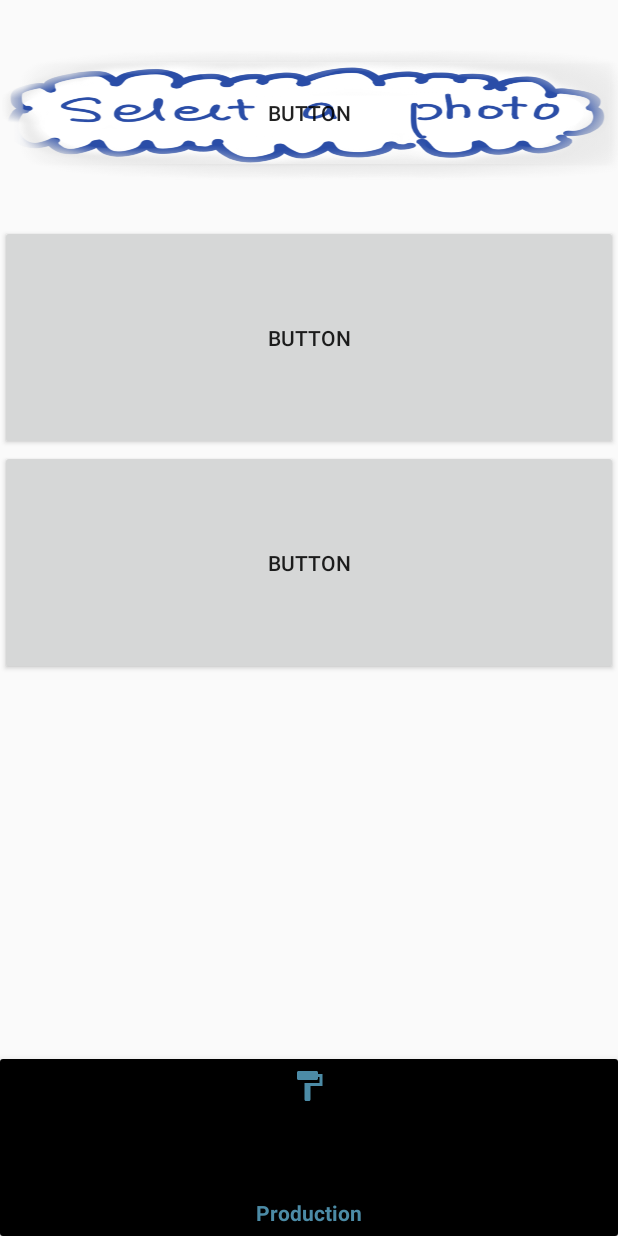
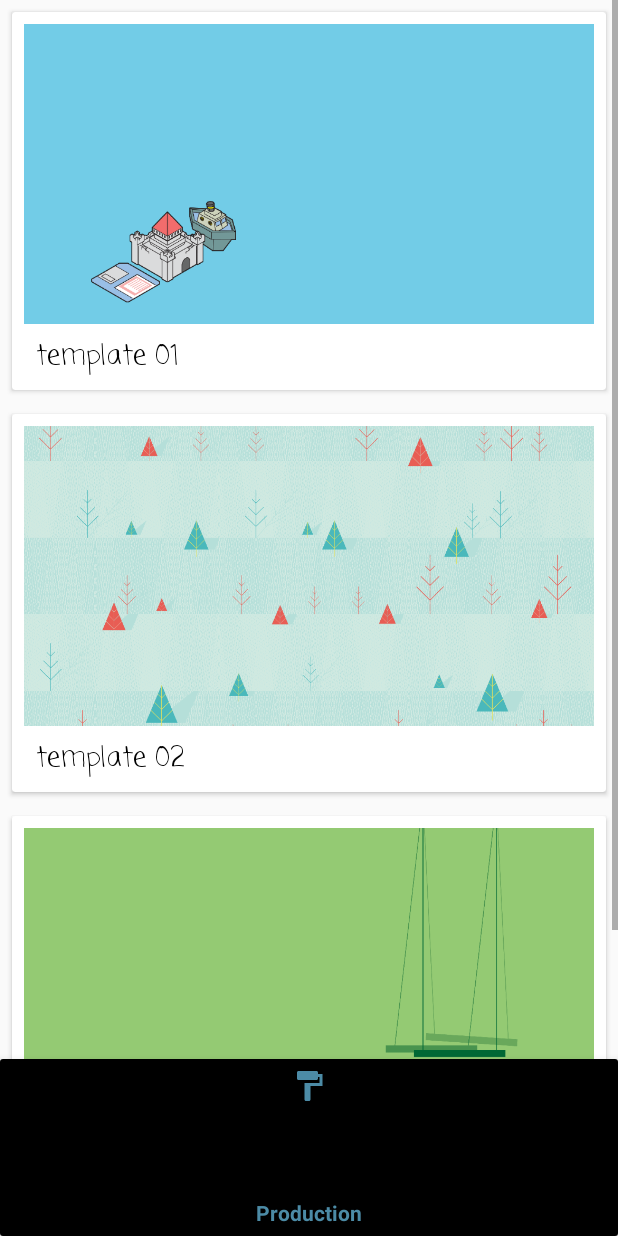
Before and after one commit to feitong530/seemycourse, an Android app: the screen it shows after launch (MainActivity), item 2 of the bottom bar chosen, on a phone screen of 412 x 824 dp. Run offline under Robolectric (Android 15) with nearby library versions, the phone set to English and light mode, and no system bars; our stand-ins replace ButterKnife; libraries missing offline, so code that uses them is left out: com.google.firebase.ml, com.theartofdev.edmodo.

Commit message:
:sparkles: production!

```diff
--- a/app/src/main/java/hk/hku/cs/seemycourse/ProductionFragment.java
+++ b/app/src/main/java/hk/hku/cs/seemycourse/ProductionFragment.java
@@ -1,53 +1,119 @@
 package hk.hku.cs.seemycourse;
 
+import android.content.Context;
 import android.os.Bundle;
 import android.support.annotation.NonNull;
 import android.support.annotation.Nullable;
 import android.support.v4.app.Fragment;
+import android.support.v7.widget.LinearLayoutManager;
+import android.support.v7.widget.RecyclerView;
+import android.support.v7.widget.StaggeredGridLayoutManager;
 import android.view.LayoutInflater;
 import android.view.View;
 import android.view.ViewGroup;
 import android.widget.ImageView;
 import android.widget.TextView;
 
+import java.util.ArrayList;
+import java.util.Arrays;
+
+import butterknife.BindView;
+import butterknife.ButterKnife;
+
 public class ProductionFragment extends Fragment {
 
+    @BindView(R.id.recyclerView) RecyclerView recyclerView;
 
-        @Nullable
-        @Override
-        public View onCreateView(@NonNull LayoutInflater inflater, @Nullable ViewGroup container, @Nullable Bundle savedInstanceState) {
-            View view = inflater.inflate(R.layout.frag_production , container, false);
-//            initLayout(view);
-            return view;
+    @Nullable
+    @Override
+    public View onCreateView(@NonNull LayoutInflater inflater, @Nullable ViewGroup container, @Nullable Bundle savedInstanceState) {
+        View view = inflater.inflate(R.layout.frag_production , container, false);
+        ButterKnife.bind(this, view);
+        init();
+        return view;
+    }
+
+    private void init() {
+//        recyclerView.setLayoutManager(new StaggeredGridLayoutManager(2,
+//                StaggeredGridLayoutManager.VERTICAL));
+        recyclerView.setLayoutManager(new LinearLayoutManager(getContext()));
+        TemplateAdapter adapter = new TemplateAdapter(getContext());
+        adapter.addItems(
+                new TemplateItem(R.mipmap.template_01, "template 01"),
+                new TemplateItem(R.mipmap.template_02, "template 02"),
+                new TemplateItem(R.mipmap.template_03, "template 03"),
+                new TemplateItem(R.mipmap.template_04, "template 04"),
+                new TemplateItem(R.mipmap.template_05, "template 05"),
+                new TemplateItem(R.mipmap.template_06, "template 06")
+        );
+        recyclerView.setAdapter(adapter);
+    }
+
+    public class TemplateItem {
+        private int imageId;
+        private String intro;
+
+        public TemplateItem(int imageId, String intro) {
+            this.imageId = imageId;
+            this.intro = intro;
         }
 
-        private void initLayout(View v) {
-//            ImageView a = v.findViewById(R.id.imageView3);
-//            a.setImageResource(R.drawable.wjw);
-//
-//            ImageView b = v.findViewById(R.id.imageView2);
-//            b.setImageResource(R.drawable.wjw);
-//
-////            ImageView c = v.findViewById(R.id.imageView3);
-////            c.setImageResource(R.drawable.wjw);
-////
-//            ImageView d = v.findViewById(R.id.imageView4);
-//            d.setImageResource(R.drawable.wjw);
-////
-//            ImageView e = v.findViewById(R.id.imageView5);
-//            e.setImageResource(R.drawable.wjw);
-////
-//            ImageView f = v.findViewById(R.id.imageView6);
-//            f.setImageResource(R.drawable.wjw);
-////
-//            ImageView g = v.findViewById(R.id.imageView7);
-//            g.setImageResource(R.drawable.wjw);
-////
-//            ImageView h = v.findViewById(R.id.imageView8);
-//            h.setImageResource(R.drawable.wjw);
+        public int getImageId() {
+            return imageId;
+        }
+
+        public String getIntro() {
+            return intro;
+        }
+    }
+
+    public class TemplateAdapter extends RecyclerView.Adapter<TemplateAdapter.TemplateItemView> {
+        private ArrayList<TemplateItem> list;
+        private Context ctx;
+
+        public TemplateAdapter(Context ctx) {
+            this.ctx = ctx;
+            list = new ArrayList<>();
+        }
+
+        public void addItems(TemplateItem... items) {
+            list.addAll(Arrays.asList(items));
+        }
+
+        @NonNull
+        @Override
+        public TemplateItemView onCreateViewHolder(@NonNull ViewGroup viewGroup, int i) {
+            return new TemplateItemView(
+                    LayoutInflater.from(ctx)
+                            .inflate(R.layout.item_template, viewGroup, false)
+            );
+        }
+
+        @Override
+        public void onBindViewHolder(@NonNull TemplateItemView templateItemView, int i) {
+            templateItemView.iv.setImageResource(list.get(i).getImageId());
+            templateItemView.tv.setText(list.get(i).getIntro());
+        }
+
+        @Override
+        public int getItemCount() {
+            return list.size();
+        }
 
 
+        /**
+         * View Holder of Template RecycleView
+         */
+        class TemplateItemView extends RecyclerView.ViewHolder {
+            @BindView(R.id.tv) TextView tv;
+            @BindView(R.id.iv) ImageView iv;
 
+            public TemplateItemView(View v) {
+                super(v);
+                ButterKnife.bind(this, v);
+            }
         }
 
+    }
+
 }
--- a/app/src/main/java/hk/hku/cs/seemycourse/RecognizeFragment.java
+++ b/app/src/main/java/hk/hku/cs/seemycourse/RecognizeFragment.java
@@ -114,6 +114,7 @@ public class RecognizeFragment extends Fragment {
      */
     @OnClick(R.id.btn_recognize)
     public void recognizeImage() {
+        if (imageUri == null) return;
         Util.recognizeText(ctx, imageUri, new Util.Callback<FirebaseVisionText>() {
             @Override
             public void onSuccess(FirebaseVisionText result) {
--- a/app/src/main/res/drawable/btn_beau.xml
+++ b/app/src/main/res/drawable/btn_beau.xml
@@ -1,5 +1,4 @@
-<selector xmlns:android="http://schemas.android.com/apk/res/android"
-    >
+<selector xmlns:android="http://schemas.android.com/apk/res/android">
     <item android:state_pressed="true" android:drawable="@drawable/cloud"/>
     <item android:state_focused="true" android:drawable="@drawable/cloud"/>
     <item android:drawable="@drawable/cloud1"/>
--- /dev/null
+++ b/app/src/main/res/drawable/btn_pressed.xml
@@ -0,0 +1,8 @@
+<?xml version="1.0" encoding="utf-8"?>
+<shape xmlns:android="http://schemas.android.com/apk/res/android"
+    android:shape="rectangle">
+    <!-- 填充的颜色 -->
+    <solid android:color="#daeaf1" />
+    <!--边框的宽度及颜色-->
+    <stroke android:width="5px" android:color="#4c8ba6" />
+</shape>
--- /dev/null
+++ b/app/src/main/res/drawable/btn_state.xml
@@ -0,0 +1,6 @@
+<?xml version="1.0" encoding="utf-8"?>
+<selector xmlns:android="http://schemas.android.com/apk/res/android">
+    <item android:state_pressed="true" android:drawable="@drawable/btn_pressed"/>
+    <item android:state_focused="true" android:drawable="@drawable/btn_pressed"/>
+    <item android:drawable="@drawable/btn_normal"/>
+</selector>
--- a/app/src/main/res/layout/frag_production.xml
+++ b/app/src/main/res/layout/frag_production.xml
@@ -1,63 +1,19 @@
 <?xml version="1.0" encoding="utf-8"?>
-<android.support.constraint.ConstraintLayout
+<ScrollView
     xmlns:android="http://schemas.android.com/apk/res/android"
     xmlns:app="http://schemas.android.com/apk/res-auto"
     xmlns:tools="http://schemas.android.com/tools"
     android:layout_width="match_parent"
-    android:layout_height="match_parent">
-
-    <ScrollView
-        android:layout_width="match_parent"
     android:layout_height="wrap_content">
-
-
-    <!--<TextView-->
-        <!--android:id="@+id/textView2"-->
-        <!--android:layout_width="wrap_content"-->
-        <!--android:layout_height="wrap_content"-->
-        <!--android:layout_marginStart="8dp"-->
-        <!--android:layout_marginEnd="8dp"-->
-        <!--android:layout_marginBottom="8dp"-->
-        <!--android:fontFamily="casual"-->
-        <!--android:text="Select your favourite style~"-->
-        <!--android:textSize="18sp"-->
-        <!--android:textStyle="bold"-->
-        <!--app:layout_constraintBottom_toBottomOf="parent"-->
-        <!--app:layout_constraintEnd_toEndOf="parent"-->
-        <!--app:layout_constraintHorizontal_bias="0.504"-->
-        <!--app:layout_constraintStart_toStartOf="parent" />-->
     <LinearLayout
         android:layout_width="match_parent"
         android:layout_height="wrap_content"
         android:orientation="vertical">
 
-            <Button
-                android:id="@+id/button6"
+        <android.support.v7.widget.RecyclerView
+            android:id="@+id/recyclerView"
             android:layout_width="match_parent"
-                android:layout_height="150dp"
-                android:text="Button"
-                android:background="@drawable/btn_beau"
-                tools:layout_editor_absoluteX="0dp"
-                tools:layout_editor_absoluteY="48dp" />
+            android:layout_height="wrap_content"/>
 
-            <Button
-                android:id="@+id/button7"
-                android:layout_width="match_parent"
-                android:layout_height="150dp"
-                android:text="Button"
-                tools:layout_editor_absoluteX="0dp"
-                tools:layout_editor_absoluteY="48dp" />
-
-            <Button
-                android:id="@+id/button5"
-                android:layout_width="match_parent"
-                android:layout_height="150dp"
-
-                android:text="Button"
-                tools:layout_editor_absoluteX="95dp"
-                tools:layout_editor_absoluteY="186dp" />
     </LinearLayout>
 </ScrollView>
-
-
-</android.support.constraint.ConstraintLayout>
--- a/app/src/main/res/layout/frag_recognition.xml
+++ b/app/src/main/res/layout/frag_recognition.xml
@@ -15,7 +15,7 @@
             android:layout_width="150dp"
             android:layout_height="wrap_content"
             android:layout_marginTop="16dp"
-            android:background="@drawable/styled_btn"
+            android:background="@drawable/btn_state"
             android:fontFamily="casual"
             android:text="SELECT A PHOTO"
             android:textAllCaps="false"
@@ -31,7 +31,7 @@
             android:layout_width="150dp"
             android:layout_height="wrap_content"
             android:layout_marginTop="20dp"
-            android:background="@drawable/styled_btn"
+            android:background="@drawable/btn_state"
             android:fontFamily="casual"
             android:text="take a photo"
             android:textColor="@color/shenlanzi"
@@ -81,7 +81,7 @@
                 android:layout_marginLeft="80dp"
                 android:layout_marginTop="32dp"
                 android:layout_marginRight="80dp"
-                android:background="@drawable/styled_btn"
+                android:background="@drawable/btn_state"
                 android:fontFamily="casual"
                 android:text="Start Recognize"
                 android:textColor="@color/shenlanzi"
--- /dev/null
+++ b/app/src/main/res/layout/item_template.xml
@@ -0,0 +1,33 @@
+<?xml version="1.0" encoding="utf-8"?>
+<android.support.v7.widget.CardView
+    xmlns:android="http://schemas.android.com/apk/res/android"
+    android:layout_height="wrap_content"
+    android:layout_width="match_parent"
+    android:layout_margin="8dp"
+    android:elevation="3dp">
+    <LinearLayout
+        android:orientation="vertical"
+        android:layout_width="match_parent"
+        android:layout_height="match_parent"
+        android:padding="8dp">
+
+        <ImageView
+            android:id="@+id/iv"
+            android:scaleType="centerCrop"
+            android:layout_width="match_parent"
+            android:layout_height="200dp"
+            android:contentDescription="@string/image_description" />
+
+        <TextView
+            android:id="@+id/tv"
+            android:layout_marginTop="8dp"
+            android:layout_marginLeft="8dp"
+            android:layout_marginRight="8dp"
+            android:textColor="@android:color/black"
+            android:textSize="18sp"
+            android:fontFamily="casual"
+            android:layout_width="wrap_content"
+            android:layout_height="wrap_content" />
+
+    </LinearLayout>
+</android.support.v7.widget.CardView>
```
Also changed, not shown: app/src/main/res/drawable/btn_normal.xml (renamed from app/src/main/res/drawable/styled_btn.xml), app/src/main/res/layout/item_history.xml (line endings or trailing spaces), app/src/main/res/mipmap-xxxhdpi/template_01.png (added), app/src/main/res/mipmap-xxxhdpi/template_02.png (added), app/src/main/res/mipmap-xxxhdpi/template_03.png (added), app/src/main/res/mipmap-xxxhdpi/template_04.png (added), app/src/main/res/mipmap-xxxhdpi/template_05.png (added), 1 other file. Lines whose indentation alone changed are shown as unchanged.
